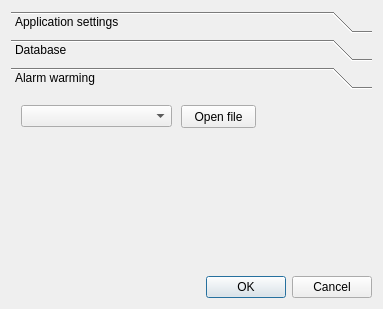
Before: the Qt Designer form src/ui/optionsdialog.ui in seberm/salarm, drawn with Qt 5.
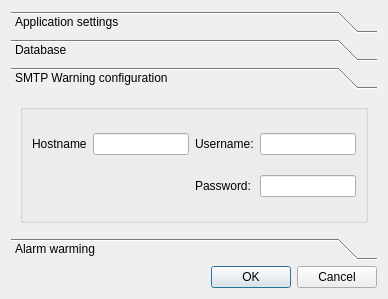
After: the same form once the commit is applied. The open tabs and pages were chosen to show the change.

Commit message: Implemented user-friendly SMTP configuration

The edit to the form file:
```diff
--- a/src/ui/optionsdialog.ui
+++ b/src/ui/optionsdialog.ui
@@ -9,15 +9,25 @@
    <rect>
     <x>0</x>
     <y>0</y>
-    <width>383</width>
-    <height>309</height>
+    <width>388</width>
+    <height>299</height>
    </rect>
   </property>
   <property name="windowTitle">
    <string>Dialog</string>
   </property>
   <layout class="QGridLayout" name="gridLayout">
-   <item row="0" column="0">
+   <item row="2" column="0">
+    <widget class="QDialogButtonBox" name="buttonBox">
+     <property name="orientation">
+      <enum>Qt::Horizontal</enum>
+     </property>
+     <property name="standardButtons">
+      <set>QDialogButtonBox::Cancel|QDialogButtonBox::Ok</set>
+     </property>
+    </widget>
+   </item>
+   <item row="1" column="0">
     <widget class="QToolBox" name="toolBox">
      <property name="currentIndex">
       <number>1</number>
@@ -146,46 +156,97 @@
        </item>
       </layout>
      </widget>
+     <widget class="QWidget" name="pageSMTP">
+      <property name="geometry">
+       <rect>
+        <x>0</x>
+        <y>0</y>
+        <width>370</width>
+        <height>140</height>
+       </rect>
+      </property>
+      <attribute name="label">
+       <string>SMTP Warning configuration</string>
+      </attribute>
+      <layout class="QGridLayout" name="gridLayout_6">
+       <item row="0" column="0">
+        <widget class="QGroupBox" name="groupBoxSMTP">
+         <property name="enabled">
+          <bool>true</bool>
+         </property>
+         <property name="title">
+          <string/>
+         </property>
+         <layout class="QGridLayout" name="gridLayout_5">
+          <item row="1" column="0">
+           <widget class="QLabel" name="labelSMTPHostname">
+            <property name="text">
+             <string>Hostname</string>
+            </property>
+           </widget>
+          </item>
+          <item row="3" column="3">
+           <widget class="QLineEdit" name="lineEditSMTPPassword">
+            <property name="text">
+             <string/>
+            </property>
+            <property name="echoMode">
+             <enum>QLineEdit::Password</enum>
+            </property>
+           </widget>
+          </item>
+          <item row="3" column="2">
+           <widget class="QLabel" name="labelSMTPPassword">
+            <property name="text">
+             <string>Password:</string>
+            </property>
+           </widget>
+          </item>
+          <item row="1" column="2">
+           <widget class="QLabel" name="labelSMTPUsername">
+            <property name="text">
+             <string>Username:</string>
+            </property>
+           </widget>
+          </item>
+          <item row="1" column="3">
+           <widget class="QLineEdit" name="lineEditSMTPUsername"/>
+          </item>
+          <item row="1" column="1">
+           <widget class="QLineEdit" name="lineEditSMTPHostname"/>
+          </item>
+         </layout>
+        </widget>
+       </item>
+      </layout>
+     </widget>
      <widget class="QWidget" name="pageAlarmWarming">
+      <property name="geometry">
+       <rect>
+        <x>0</x>
+        <y>0</y>
+        <width>370</width>
+        <height>140</height>
+       </rect>
+      </property>
       <attribute name="label">
        <string>Alarm warming</string>
       </attribute>
-      <widget class="QPushButton" name="pushButtonOpenFile">
-       <property name="geometry">
-        <rect>
-         <x>170</x>
-         <y>10</y>
-         <width>75</width>
-         <height>23</height>
-        </rect>
-       </property>
-       <property name="text">
-        <string>Open file</string>
-       </property>
-      </widget>
-      <widget class="QComboBox" name="comboBoxSounds">
-       <property name="geometry">
-        <rect>
-         <x>10</x>
-         <y>10</y>
-         <width>151</width>
-         <height>22</height>
-        </rect>
-       </property>
-      </widget>
+      <layout class="QGridLayout" name="gridLayout_7">
+       <item row="0" column="1">
+        <widget class="QPushButton" name="pushButtonOpenFile">
+         <property name="text">
+          <string>Open file</string>
+         </property>
+        </widget>
+       </item>
+       <item row="0" column="0">
+        <widget class="QComboBox" name="comboBoxSounds"/>
+       </item>
+      </layout>
      </widget>
     </widget>
    </item>
-   <item row="1" column="0">
-    <widget class="QDialogButtonBox" name="buttonBox">
-     <property name="orientation">
-      <enum>Qt::Horizontal</enum>
-     </property>
-     <property name="standardButtons">
-      <set>QDialogButtonBox::Cancel|QDialogButtonBox::Ok</set>
-     </property>
-    </widget>
-   </item>
   </layout>
  </widget>
  <tabstops>
```
Left out of the diff: 17 changed lines with no effect on the pictures.
